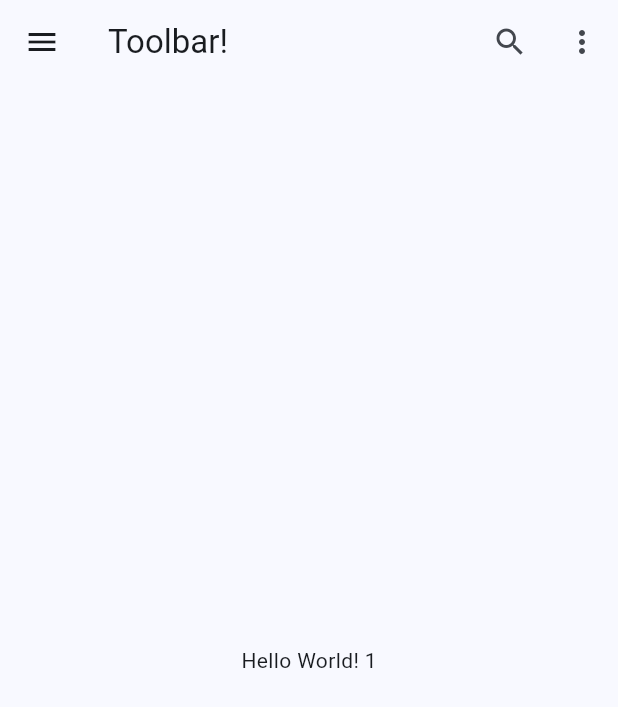
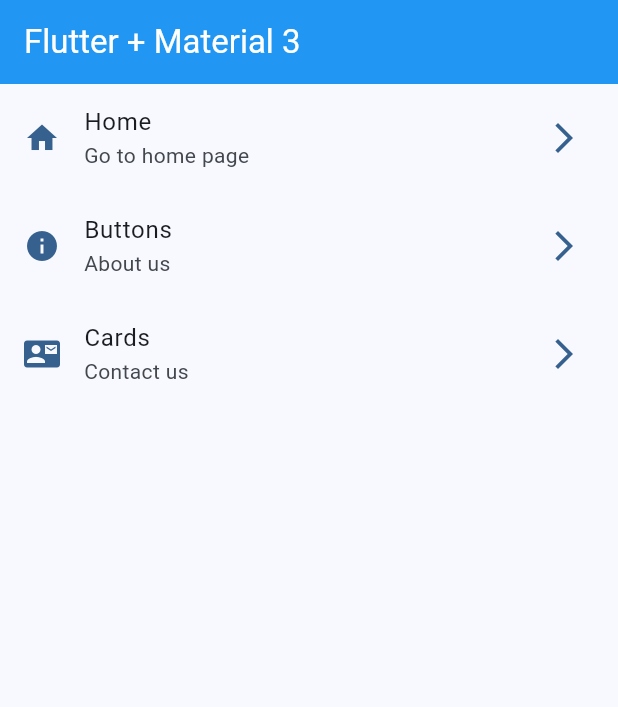
Before and after one commit to juna1981/widget_flutter, a Flutter app: the screen it shows after launch, on a phone screen of 412 x 824 dp. Shown: the top 707 px of the screen. Run offline on Flutter 3.47's test engine with Material 2 defaults, Android fonts, the phone set to English and light mode, and no system bars; our stand-ins replace go_router.

Commit message:
Agregar rutas al proyecto, y la librería go_router Menu items. Crear varias pantallas para probar las rutas (Screen).

```diff
--- /dev/null
+++ b/lib/config/menu/menu_item.dart
@@ -0,0 +1,43 @@
+import 'package:flutter/material.dart';
+
+class MenuItem {
+  final String title;
+  final String subTitle;
+  final String link;
+  final IconData icon;
+
+  const MenuItem(
+      {required this.title,
+      required this.subTitle,
+      required this.link,
+      required this.icon});
+}
+
+
+const List<MenuItem> appMenuItems = [
+  MenuItem(
+      title: 'Home',
+      subTitle: 'Go to home page',
+      link: '/',
+      icon: Icons.home),
+  MenuItem(
+      title: 'Buttons',
+      subTitle: 'About us',
+      link: '/buttons',
+      icon: Icons.info),
+  MenuItem(
+      title: 'Cards',
+      subTitle: 'Contact us',
+      link: '/cards',
+      icon: Icons.contact_mail),
+  // MenuItem(
+  //     title: 'Settings',
+  //     subTitle: 'App settings',
+  //     link: '/settings',
+  //     icon: Icons.settings),
+  // MenuItem(
+  //     title: 'Help',
+  //     subTitle: 'Get help',
+  //     link: '/help',
+  //     icon: Icons.help),
+];
--- /dev/null
+++ b/lib/config/routes/app_router.dart
@@ -0,0 +1,23 @@
+import 'package:go_router/go_router.dart';
+import '../screens/screens.dart';
+
+
+
+// GoRouter configuration
+final appRouter = GoRouter(
+  initialLocation: '/',
+  routes: [
+    GoRoute(
+      path: '/',
+      builder: (context, state) => const HomeScreen(),
+    ),
+    GoRoute(
+      path: '/buttons',
+      builder: (context, state) => const ButtonScreen(),
+    ),
+    GoRoute(
+      path: '/cards',
+      builder: (context, state) => const CardScreen(),
+    ),
+  ],
+);
--- /dev/null
+++ b/lib/config/screens/button/button_screen.dart
@@ -0,0 +1,26 @@
+import 'package:flutter/material.dart';
+
+class ButtonScreen extends StatelessWidget {
+  const ButtonScreen({super.key});
+
+  @override
+  Widget build(BuildContext context) {
+    final colors = Theme.of(context).colorScheme;
+
+    return MaterialApp(
+      title: 'Button App',
+      home: Scaffold(
+        appBar: AppBar(
+          leading: IconButton(
+            icon: const Icon(Icons.arrow_back_ios, color: Colors.white),
+            onPressed: () => Navigator.of(context).pop(),
+          ),
+          title: const Text('Button App Bar'),
+        ),
+        body: const Center(
+          child: Text('Button World'),
+        ),
+      ),
+    );
+  }
+}
--- /dev/null
+++ b/lib/config/screens/card_screen.dart/card_screen.dart
@@ -0,0 +1,19 @@
+
+
+import 'package:flutter/material.dart';
+
+class CardScreen extends StatelessWidget {
+  const CardScreen({super.key});
+
+  @override
+  Widget build(BuildContext context) {
+    return Scaffold(
+      appBar: AppBar(
+        title: const Text('Card Screen'),
+      ),
+      body: const Center(
+        child: Text('Card Screen'),
+      ),
+    );
+  }
+}
--- /dev/null
+++ b/lib/config/screens/home/home_screen.dart
@@ -0,0 +1,60 @@
+import 'package:flutter/material.dart';
+import 'package:go_router/go_router.dart';
+import 'package:widgets_flutter/config/menu/menu_item.dart';
+
+class HomeScreen extends StatelessWidget {
+  const HomeScreen({super.key});
+
+  @override
+  Widget build(BuildContext context) {
+    return Scaffold(
+      appBar: AppBar(
+        title: const Text('Flutter + Material 3'),
+      ),
+      body: const _HomeView(),
+    );
+  }
+}
+
+class _HomeView extends StatelessWidget {
+  const _HomeView();
+
+  @override
+  Widget build(BuildContext context) {
+    return ListView.builder(
+        itemCount: appMenuItems.length,
+        itemBuilder: (context, index) {
+          final menuItem = appMenuItems[index];
+          return _CustomListTitle(menuItem: menuItem);
+        });
+  }
+}
+
+class _CustomListTitle extends StatelessWidget {
+  const _CustomListTitle({
+    required this.menuItem,
+  });
+
+  final MenuItem menuItem;
+
+  @override
+  Widget build(BuildContext context) {
+    final colors = Theme.of(context).colorScheme;
+
+    return ListTile(
+      leading: Icon(menuItem.icon, color: colors.primary),
+      trailing: Icon(Icons.arrow_forward_ios, color: colors.primary,),
+      title: Text(menuItem.title),
+      subtitle: Text(menuItem.subTitle),
+      onTap: () {
+        // Navigator.of(context).push(
+        //   MaterialPageRoute(
+        //     builder: (context) => const ButtonScreen(),
+        //   ),
+        // );
+        //Navigator.of(context).pushNamed(menuItem.link);
+        context.push( menuItem.link);
+      },
+    );
+  }
+}
--- /dev/null
+++ b/lib/config/screens/screens.dart
@@ -0,0 +1,3 @@
+export 'package:widgets_flutter/config/screens/home/home_screen.dart';
+export 'package:widgets_flutter/config/screens/button/button_screen.dart';
+export 'package:widgets_flutter/config/screens/card_screen.dart/card_screen.dart';
--- a/lib/config/theme/app_theme.dart
+++ b/lib/config/theme/app_theme.dart
@@ -23,6 +23,10 @@ class AppTheme {
     ThemeData getthemeData() => ThemeData(
        useMaterial3: true,
        colorSchemeSeed: colorList[selectedColor],
+       appBarTheme: AppBarTheme(
+         backgroundColor: colorList[selectedColor],
+         foregroundColor: Colors.white,
+       ),
       );
 
 }
--- a/lib/main.dart
+++ b/lib/main.dart
@@ -1,4 +1,5 @@
 import 'package:flutter/material.dart';
+import 'package:widgets_flutter/config/routes/app_router.dart';
 import 'package:widgets_flutter/config/theme/app_theme.dart';
 
 void main() {
@@ -10,39 +11,12 @@ class MainApp extends StatelessWidget {
 
   @override
   Widget build(BuildContext context) {
-    return MaterialApp(
+    return MaterialApp.router(
       debugShowCheckedModeBanner: false,
       theme: AppTheme(
         selectedColor: 0,
       ).getthemeData(),
-      home: Scaffold(
-        appBar: AppBar(
-          leading: IconButton(
-            icon: const Icon(Icons.menu),
-            onPressed: () {
-              print('Menu button clicked');
-            },
-          ),
-          title: const Text('Toolbar!'),
-          actions: [
-            IconButton(
-              icon: const Icon(Icons.search),
-              onPressed: () {
-                print('Search button clicked');
-              },
-            ),
-            IconButton(
-              icon: const Icon(Icons.more_vert),
-              onPressed: () {
-                print('More button clicked');
-              },
-            ),
-          ],
-        ),
-        body: Center(
-          child: Text('Hello World! 1'),
-        ),
-      ),
+      routerConfig: appRouter,
     );
   }
 }
--- a/pubspec.yaml
+++ b/pubspec.yaml
@@ -9,6 +9,7 @@ environment:
 dependencies:
   flutter:
     sdk: flutter
+  go_router: ^12.1.1
 
 dev_dependencies:
   flutter_test:
```
Also changed, not shown: pubspec.lock.
